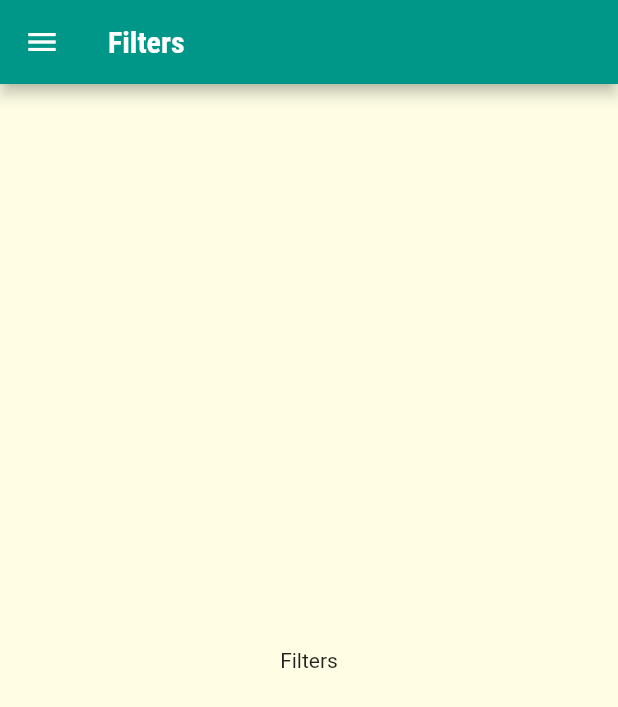
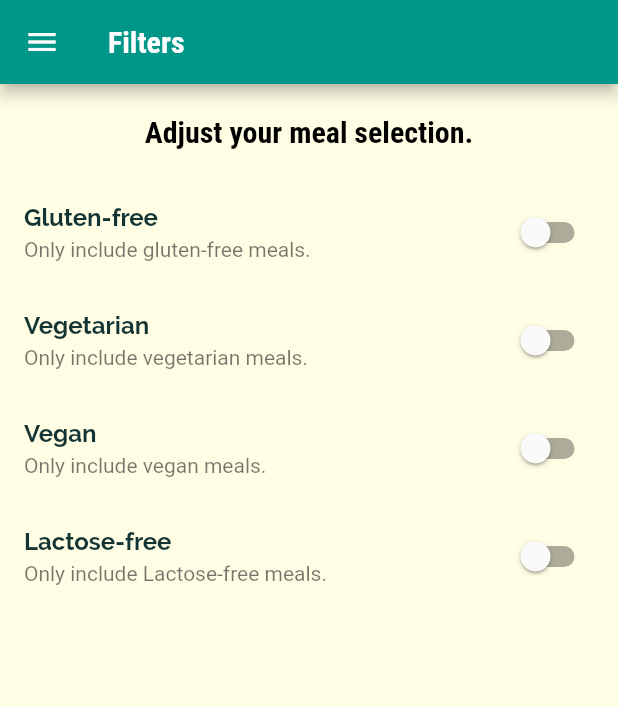
Before and after one commit to adityajinegar/meals_app_flutter, a Flutter app: the Filters screen opened by its route, on a phone screen of 412 x 824 dp. Shown: the top 707 px of the screen. Run offline on Flutter 3.47's test engine with Material 2 defaults, Android fonts, the phone set to English and light mode, and no system bars.

Commit message:
Added filter switches

```diff
--- a/lib/screens/category_meals.dart
+++ b/lib/screens/category_meals.dart
@@ -16,7 +16,7 @@ class CategoryMeals extends StatefulWidget {
 class _CategoryMealsState extends State<CategoryMeals> {
   late String categoryTitle;
   late List<Meal> displayedMeals;
-  var _loadedInitData;
+  var _loadedInitData = false;
 
   @override
   void
--- a/lib/screens/filters.dart
+++ b/lib/screens/filters.dart
@@ -1,10 +1,34 @@
 import 'package:flutter/material.dart';
 import 'package:meals_app_flutter/widgets/main_drawer.dart';
 
-class Filters extends StatelessWidget {
+class Filters extends StatefulWidget {
   const Filters({super.key});
 
   static const routeName = '/filters';
+
+  @override
+  State<Filters> createState() => _FiltersState();
+}
+
+class _FiltersState extends State<Filters> {
+  var _glutenFree = false;
+  var _vegetarian = false;
+  var _vegan = false;
+  var _lactoseFree = false;
+
+  Widget _buildSwitchListTile(String title, String subTitle, bool value,
+      void Function(bool?) updateValue) {
+    return SwitchListTile(
+      activeColor: Colors.teal,
+      value: value,
+      onChanged: updateValue,
+      title: Text(
+        title,
+        style: const TextStyle(fontWeight: FontWeight.bold),
+      ),
+      subtitle: Text(subTitle),
+    );
+  }
 
   @override
   Widget build(BuildContext context) {
@@ -12,8 +36,65 @@ class Filters extends StatelessWidget {
       appBar: AppBar(
         title: const Text('Filters'),
       ),
-      body: const Center(
-        child: Text('Filters'),
+      body: Column(
+        children: [
+          Container(
+            padding: const EdgeInsets.all(20),
+            child: Text(
+              "Adjust your meal selection.",
+              style: Theme.of(context)
+                  .textTheme
+                  .titleLarge!
+                  .copyWith(color: Colors.black),
+            ),
+          ),
+          Expanded(
+            child: ListView(
+              children: [
+                _buildSwitchListTile(
+                  'Gluten-free',
+                  'Only include gluten-free meals.',
+                  _glutenFree,
+                  (newValue) {
+                    setState(() {
+                      _glutenFree = newValue!;
+                    });
+                  },
+                ),
+                _buildSwitchListTile(
+                  'Vegetarian',
+                  'Only include vegetarian meals.',
+                  _vegetarian,
+                  (newValue) {
+                    setState(() {
+                      _vegetarian = newValue!;
+                    });
+                  },
+                ),
+                _buildSwitchListTile(
+                  'Vegan',
+                  'Only include vegan meals.',
+                  _vegan,
+                  (newValue) {
+                    setState(() {
+                      _vegan = newValue!;
+                    });
+                  },
+                ),
+                _buildSwitchListTile(
+                  'Lactose-free',
+                  'Only include Lactose-free meals.',
+                  _lactoseFree,
+                  (newValue) {
+                    setState(() {
+                      _lactoseFree = newValue!;
+                    });
+                  },
+                ),
+              ],
+            ),
+          )
+        ],
       ),
       drawer: const MainDrawer(),
     );
--- a/lib/widgets/main_drawer.dart
+++ b/lib/widgets/main_drawer.dart
@@ -1,5 +1,6 @@
 import 'package:flutter/material.dart';
-import 'package:meals_app_flutter/screens/filters.dart';
+
+import '../screens/filters.dart';
 
 class MainDrawer extends StatelessWidget {
   const MainDrawer({super.key});
@@ -17,7 +18,7 @@ class MainDrawer extends StatelessWidget {
           fontWeight: FontWeight.bold,
         ),
       ),
-      onTap: tapHandler(),
+      onTap: () => tapHandler(),
     );
   }
 
@@ -43,10 +44,15 @@ class MainDrawer extends StatelessWidget {
           ),
           const SizedBox(height: 20),
           buildListTile('Meals', Icons.restaurant, () {
-            Navigator.of(context).pushNamed('/');
+            WidgetsBinding.instance.addPostFrameCallback((_) {
+              // had to include this line because Navigator function was running before the build method
+              Navigator.of(context).pushReplacementNamed('/');
+            });
           }),
           buildListTile('Filters', Icons.settings, () {
-            Navigator.of(context).pushReplacementNamed(Filters.routeName);
+            WidgetsBinding.instance.addPostFrameCallback((_) {
+              Navigator.of(context).pushReplacementNamed(Filters.routeName);
+            });
           }),
         ],
       ),
```
